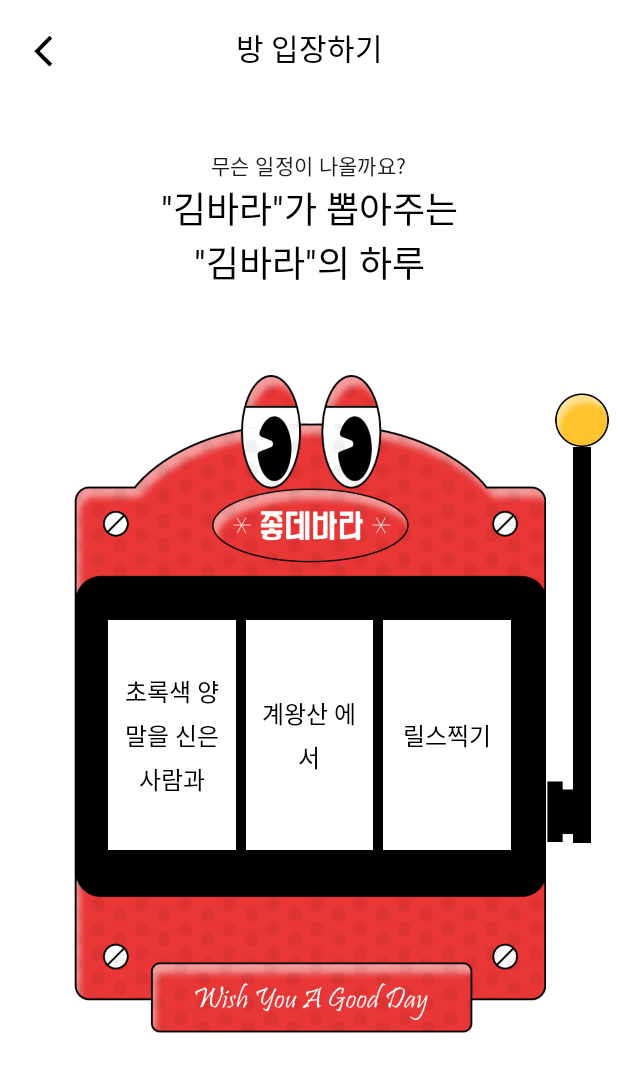
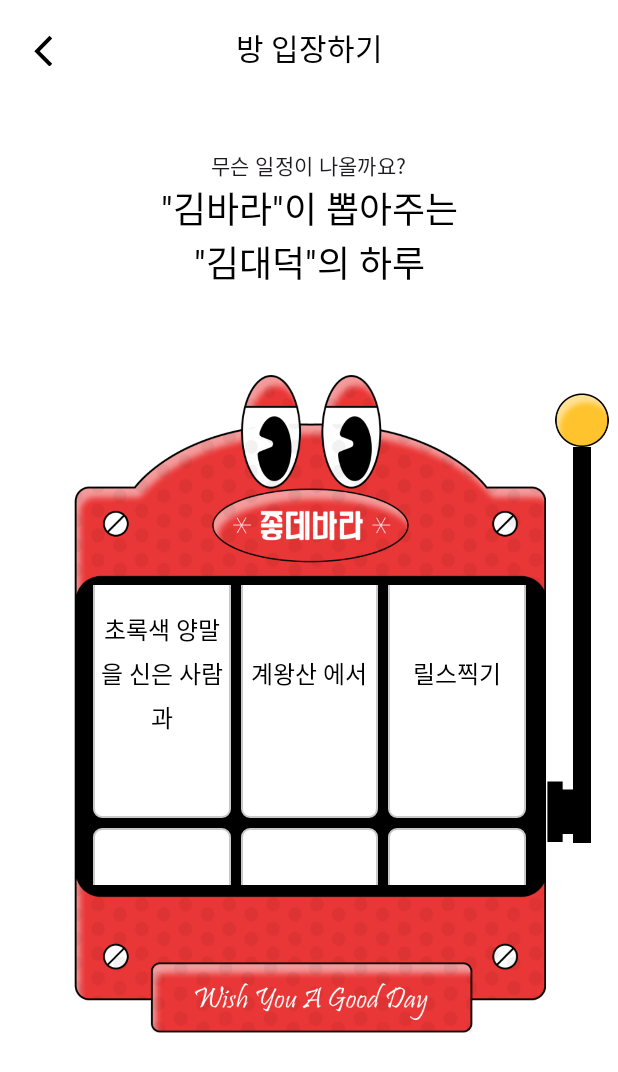
Before and after one commit to DO-SOPT-SOPKATHON-ANDROID-TEAM3/Android, an Android app: the screen it shows after launch (SlotActivity), on a phone screen of 412 x 824 dp. Shown: the top 1072 px of the screen. Run offline under Robolectric (Android 15) with nearby library versions, the phone set to English and light mode, and no system bars; our stand-ins replace data binding; libraries missing offline, so code that uses them is left out: com.jakewharton.retrofit2.

Commit message:
[feat] 커미이이잉잇 ㅋ

```diff
--- a/app/src/main/java/org/sopt/sopkaton_team3/presentation/SlotActivity.kt
+++ b/app/src/main/java/org/sopt/sopkaton_team3/presentation/SlotActivity.kt
@@ -1,5 +1,6 @@
 package org.sopt.sopkaton_team3.presentation
 
+import android.content.Intent
 import android.os.Bundle
 import androidx.activity.viewModels
 import androidx.appcompat.app.AppCompatActivity
@@ -94,6 +95,10 @@ class SlotActivity : AppCompatActivity() {
                             job3?.cancel()
                             slotAdapter3.submitList(viewModel.listOne.value)
                             binding.btnStart.isVisible = true
+                            binding.btnStart.setOnClickListener {
+                                val intent = Intent(this, ResultActivity::class.java)
+                                startActivity(intent)
+                            }
                             currentCheck++
                         }
                     }
--- a/app/src/main/res/layout/activity_slot.xml
+++ b/app/src/main/res/layout/activity_slot.xml
@@ -63,7 +63,7 @@
             <TextView
                 android:layout_width="wrap_content"
                 android:layout_height="wrap_content"
-                android:text="가 뽑아주는"
+                android:text="이 뽑아주는"
                 android:textAppearance="@style/Typography.SopkathonTeam3.Regular_24" />
         </LinearLayout>
         <LinearLayout
@@ -79,7 +79,7 @@
                 android:id="@+id/tv_slot_pickwhat"
                 android:layout_width="wrap_content"
                 android:layout_height="wrap_content"
-                android:text="&quot;김바라&quot;"
+                android:text="&quot;김대덕&quot;"
                 android:textAppearance="@style/Typography.SopkathonTeam3.Bold_24" />
             <TextView
                 android:layout_width="wrap_content"
@@ -125,15 +125,15 @@
             android:layout_width="0dp"
             android:layout_height="wrap_content"
             android:orientation="horizontal"
-            android:layout_marginTop="160dp"
-            android:layout_marginHorizontal="20dp"
+            android:layout_marginTop="140dp"
+            android:layout_marginHorizontal="10dp"
             app:layout_constraintTop_toTopOf="@id/iv_slot"
             app:layout_constraintStart_toStartOf="@id/iv_slot"
             app:layout_constraintEnd_toEndOf="@id/iv_slot">
             <androidx.viewpager2.widget.ViewPager2
                 android:id="@+id/vp_1"
                 android:layout_width="0dp"
-                android:layout_height="160dp"
+                android:layout_height="200dp"
                 android:orientation="vertical"
                 app:layout_constraintStart_toStartOf="parent"
                 app:layout_constraintTop_toTopOf="parent"
@@ -142,7 +142,7 @@
             <androidx.viewpager2.widget.ViewPager2
                 android:id="@+id/vp_2"
                 android:layout_width="0dp"
-                android:layout_height="160dp"
+                android:layout_height="200dp"
                 android:orientation="vertical"
                 app:layout_constraintStart_toEndOf="@id/vp_1"
                 app:layout_constraintTop_toTopOf="parent"
@@ -151,7 +151,7 @@
             <androidx.viewpager2.widget.ViewPager2
                 android:id="@+id/vp_3"
                 android:layout_width="0dp"
-                android:layout_height="160dp"
+                android:layout_height="200dp"
                 android:orientation="vertical"
                 app:layout_constraintStart_toEndOf="@id/vp_2"
                 app:layout_constraintTop_toTopOf="parent"
@@ -206,7 +206,7 @@
             android:layout_marginHorizontal="16dp"
             android:layout_marginBottom="34dp"
             android:background="@drawable/shape_gray_line_5_rect"
-            android:backgroundTint="@color/goodday_pink"
+            android:backgroundTint="#E93636"
             android:visibility="invisible"
             android:textAppearance="@style/TextAppearance.Material3.LabelMedium"
             app:layout_constraintBottom_toBottomOf="parent"
--- a/app/src/main/res/layout/item_slot.xml
+++ b/app/src/main/res/layout/item_slot.xml
@@ -3,7 +3,7 @@
     android:layout_width="match_parent"
     android:layout_height="match_parent"
     android:layout_margin="3dp"
-    android:background="@color/white"
+    android:background="@drawable/shape_white_fill_5_rect"
     xmlns:app="http://schemas.android.com/apk/res-auto">
 
     <TextView
```
Also changed, not shown: app/src/main/AndroidManifest.xml (+0 -11 lines).
